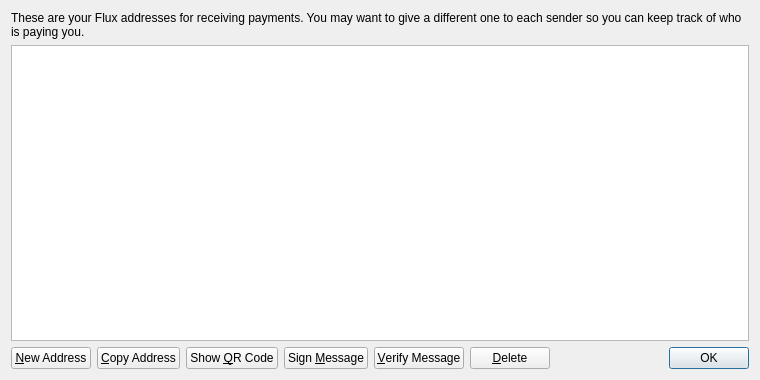
Old version of the form src/qt/forms/addressbookpage.ui in the repository CryptoBackroom/Backup.
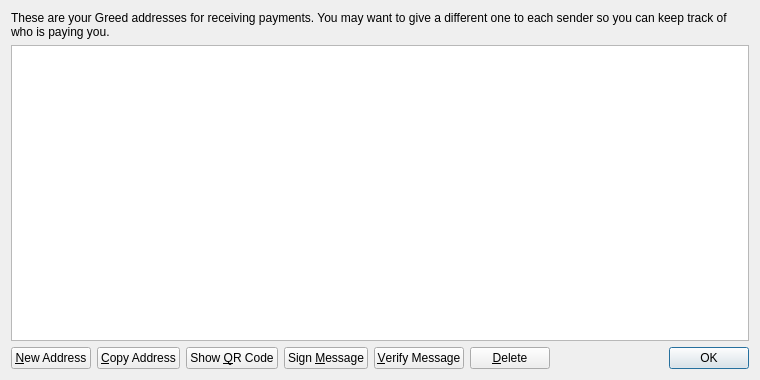
New version of the form. Icons and pictures are not drawn.

Commit message: greed rebrand (in-files)

What changed in the file:
```diff
--- a/src/qt/forms/addressbookpage.ui
+++ b/src/qt/forms/addressbookpage.ui
@@ -17,7 +17,7 @@
    <item>
     <widget class="QLabel" name="labelExplanation">
      <property name="text">
-      <string>These are your Flux addresses for receiving payments. You may want to give a different one to each sender so you can keep track of who is paying you.</string>
+      <string>These are your Greed addresses for receiving payments. You may want to give a different one to each sender so you can keep track of who is paying you.</string>
      </property>
      <property name="textFormat">
       <enum>Qt::PlainText</enum>
```
Left out of the diff: 4 changed lines with no effect on the pictures. The commit also changes 158 other files.
